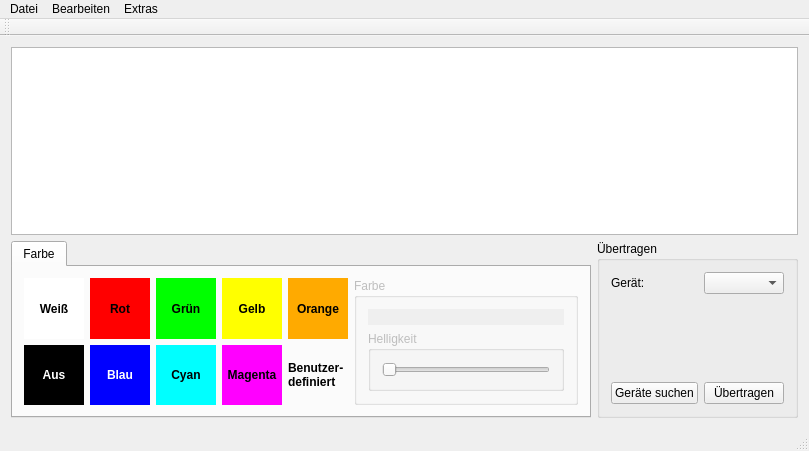
First picture: the form in LUI/LUI/lui.ui, repository Stenkelfled/ws2811, before the edit.
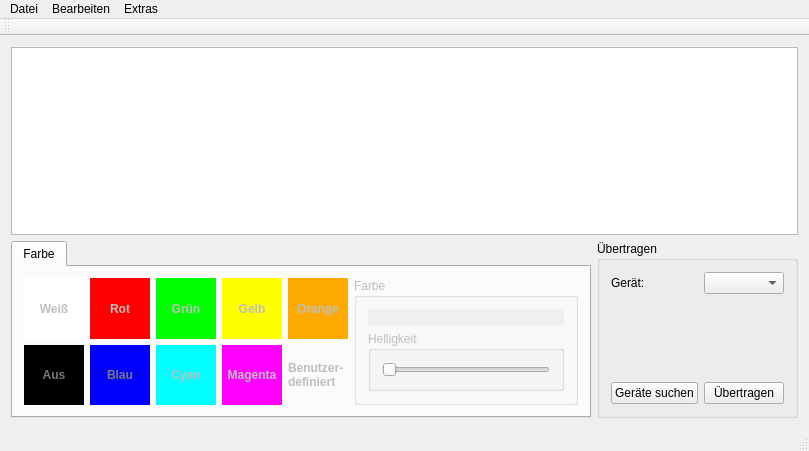
Second picture: the form after the edit. Custom widgets are drawn as their Qt base class.

Diff of the .ui file:
```diff
--- a/LUI/LUI/lui.ui
+++ b/LUI/LUI/lui.ui
@@ -125,6 +125,9 @@
        <number>0</number>
       </property>
       <widget class="QWidget" name="color">
+       <property name="enabled">
+        <bool>false</bool>
+       </property>
        <attribute name="title">
         <string>Farbe</string>
        </attribute>
```
